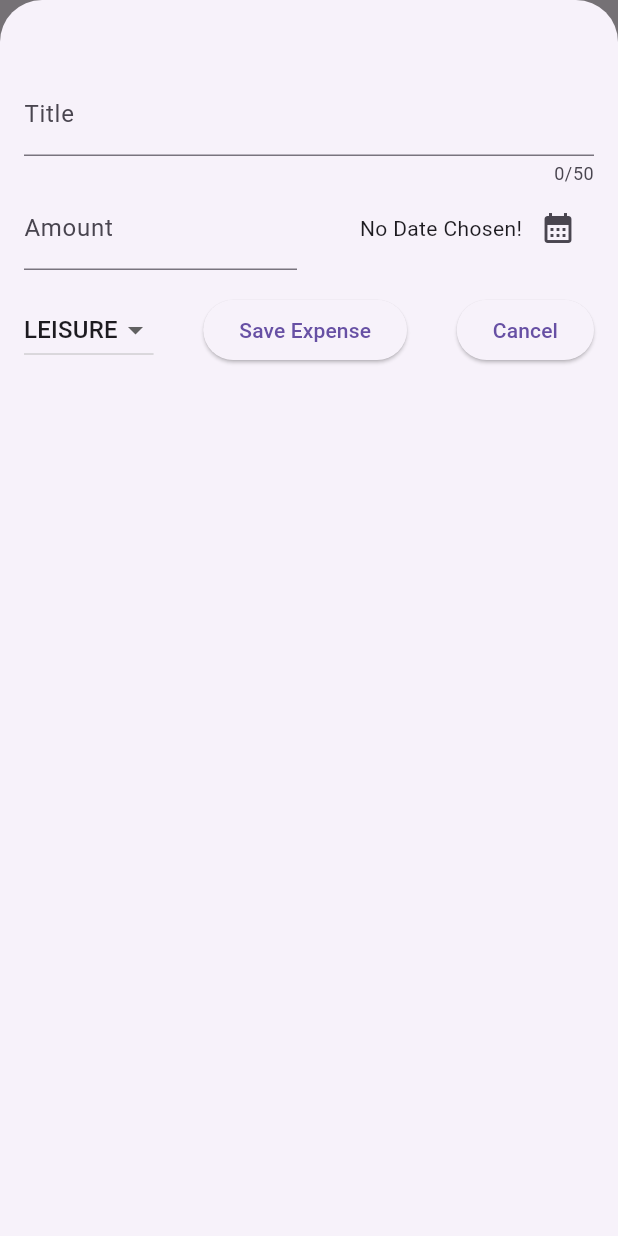
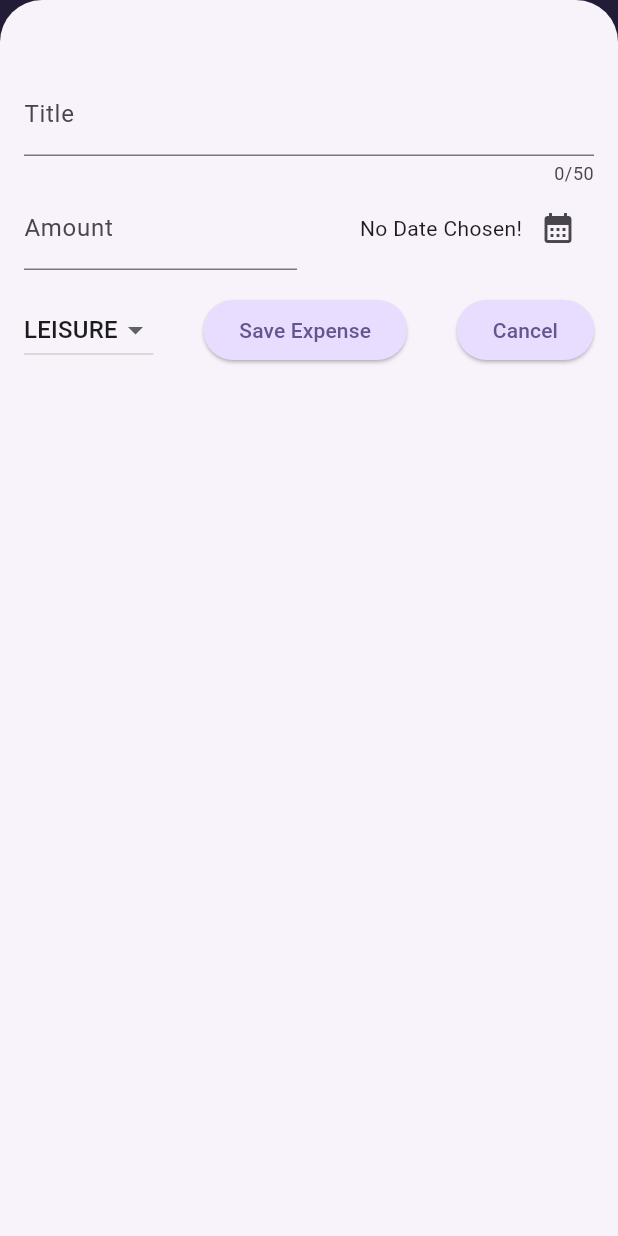
Before and after one commit to nhtthng/Tracker-App, a Flutter app: the screen it shows after launch, after a tap on the "add" icon, on a phone screen of 412 x 824 dp. Run offline on Flutter 3.47's test engine with Material 3 defaults, Android fonts, the phone set to English and light mode, and no system bars.

Commit message:
Add theme

```diff
--- a/lib/main.dart
+++ b/lib/main.dart
@@ -1,9 +1,23 @@
 import 'package:flutter/material.dart';
 import 'package:tracker_app/widgets/expenses.dart';
+
+var kColorScheme = ColorScheme.fromSeed(seedColor: const Color.fromARGB(255, 96, 59, 181));
 void main(){
   runApp(
      MaterialApp(
-      theme: ThemeData(useMaterial3: true),
+      theme: ThemeData().copyWith(useMaterial3: true, colorScheme: kColorScheme,appBarTheme: const AppBarTheme().copyWith(
+        backgroundColor: kColorScheme.onPrimaryContainer,
+        foregroundColor: kColorScheme.primaryContainer,
+      ),
+      cardTheme: CardTheme().copyWith(
+        color: kColorScheme.secondaryContainer,
+        margin: const EdgeInsets.symmetric(horizontal: 16,vertical: 8),
+      ),
+      elevatedButtonTheme: ElevatedButtonThemeData(style: ElevatedButton.styleFrom(backgroundColor: kColorScheme.primaryContainer)),
+      textTheme: ThemeData().textTheme.copyWith(
+        titleLarge:  TextStyle(fontWeight: FontWeight.bold,color: kColorScheme.onSecondaryContainer, fontSize: 16,)
+      )
+      ),
       home: const Expenses(),
     ),
   );
--- a/lib/widgets/expenses_list/expenses_item.dart
+++ b/lib/widgets/expenses_list/expenses_item.dart
@@ -11,7 +11,7 @@ class ExpenseItem extends StatelessWidget {
         padding: const EdgeInsets.symmetric(horizontal: 20, vertical: 16),
         child: Column(
           children: [
-            Text(expense.title),
+            Text(expense.title, style: Theme.of(context).textTheme.titleLarge,),
             const SizedBox(height: 4,),
             Row(
               children: [
```
